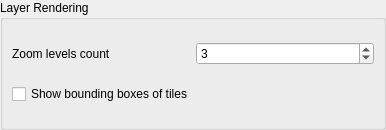
Qt form src/ui/3d/qgsvectorlayer3dpropertieswidget.ui (qgis/QGIS) before a commit.
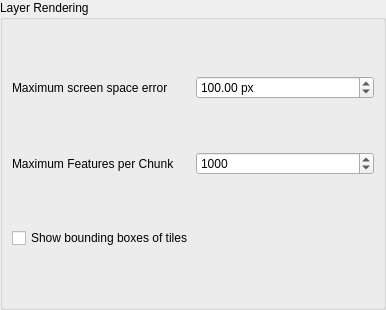
The same form after that commit. Custom widgets are drawn as their Qt base class.

Diff of the .ui file:
```diff
--- a/src/ui/3d/qgsvectorlayer3dpropertieswidget.ui
+++ b/src/ui/3d/qgsvectorlayer3dpropertieswidget.ui
@@ -7,7 +7,7 @@
     <x>0</x>
     <y>0</y>
     <width>386</width>
-    <height>130</height>
+    <height>310</height>
    </rect>
   </property>
   <property name="windowTitle">
@@ -31,55 +31,73 @@
      <property name="title">
       <string>Layer Rendering</string>
      </property>
-     <layout class="QVBoxLayout" name="verticalLayout">
-      <item>
-       <layout class="QHBoxLayout" name="horizontalLayout">
-        <item>
-         <widget class="QLabel" name="label">
-          <property name="text">
-           <string>Zoom levels count</string>
-          </property>
-         </widget>
-        </item>
-        <item>
-         <widget class="QgsSpinBox" name="spinZoomLevelsCount">
-          <property name="minimum">
-           <number>1</number>
-          </property>
-          <property name="maximum">
-           <number>5</number>
-          </property>
-          <property name="value">
-           <number>3</number>
-          </property>
-         </widget>
-        </item>
-       </layout>
+     <layout class="QGridLayout" name="gridLayout">
+      <item row="0" column="0">
+       <widget class="QLabel" name="lblMaxError">
+        <property name="text">
+         <string>Maximum screen space error</string>
+        </property>
+       </widget>
       </item>
-      <item>
+      <item row="2" column="0" colspan="2">
        <widget class="QCheckBox" name="chkShowBoundingBoxes">
         <property name="text">
          <string>Show bounding boxes of tiles</string>
         </property>
        </widget>
       </item>
+      <item row="1" column="1">
+       <widget class="QgsSpinBox" name="mMaxFeaturesSpinBox">
+        <property name="maximum">
+         <number>999999</number>
+        </property>
+        <property name="value">
+         <number>1000</number>
+        </property>
+       </widget>
+      </item>
+      <item row="1" column="0">
+       <widget class="QLabel" name="lblMaxFeatures">
+        <property name="text">
+         <string>Maximum Features per Chunk</string>
+        </property>
+       </widget>
+      </item>
+      <item row="0" column="1">
+       <widget class="QgsDoubleSpinBox" name="mMaxErrorSpinBox">
+        <property name="suffix">
+         <string> px</string>
+        </property>
+        <property name="maximum">
+         <double>10000.000000000000000</double>
+        </property>
+        <property name="value">
+         <double>100.000000000000000</double>
+        </property>
+       </widget>
+      </item>
      </layout>
     </widget>
    </item>
   </layout>
  </widget>
  <customwidgets>
-  <customwidget>
-   <class>QgsSpinBox</class>
-   <extends>QSpinBox</extends>
-   <header>qgsspinbox.h</header>
-  </customwidget>
   <customwidget>
    <class>QgsCollapsibleGroupBox</class>
    <extends>QGroupBox</extends>
    <header>qgscollapsiblegroupbox.h</header>
    <container>1</container>
   </customwidget>
+  <customwidget>
+   <class>QgsDoubleSpinBox</class>
+   <extends>QDoubleSpinBox</extends>
+   <header>qgsdoublespinbox.h</header>
+  </customwidget>
+  <customwidget>
+   <class>QgsSpinBox</class>
+   <extends>QSpinBox</extends>
+   <header>qgsspinbox.h</header>
+  </customwidget>
  </customwidgets>
  <tabstops>
   <tabstop>spinZoomLevelsCount</tabstop>
```
Left out of the diff: 3 changed lines with no effect on the pictures.
